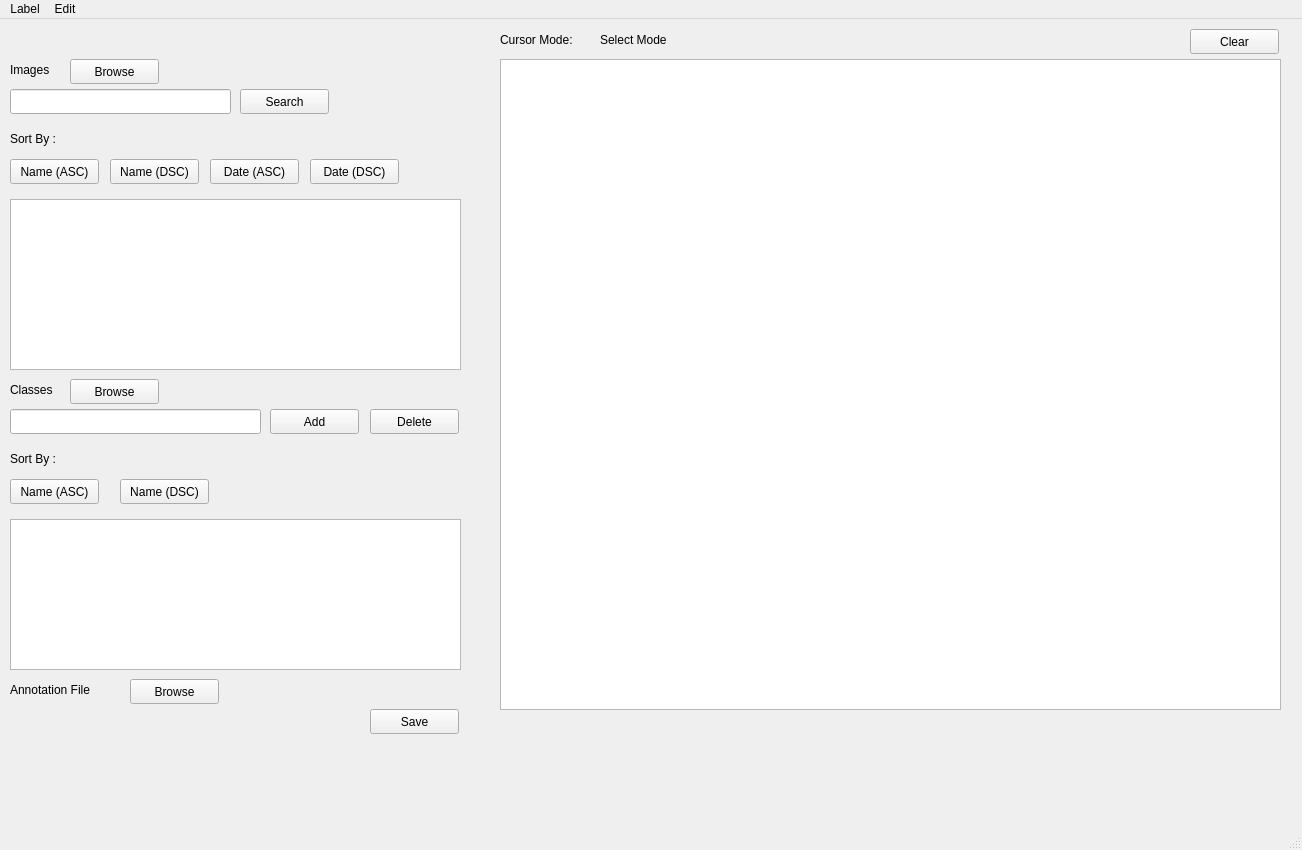
Qt form SRC/labeller.ui (amansahil/Smart-Annotate) before a commit.
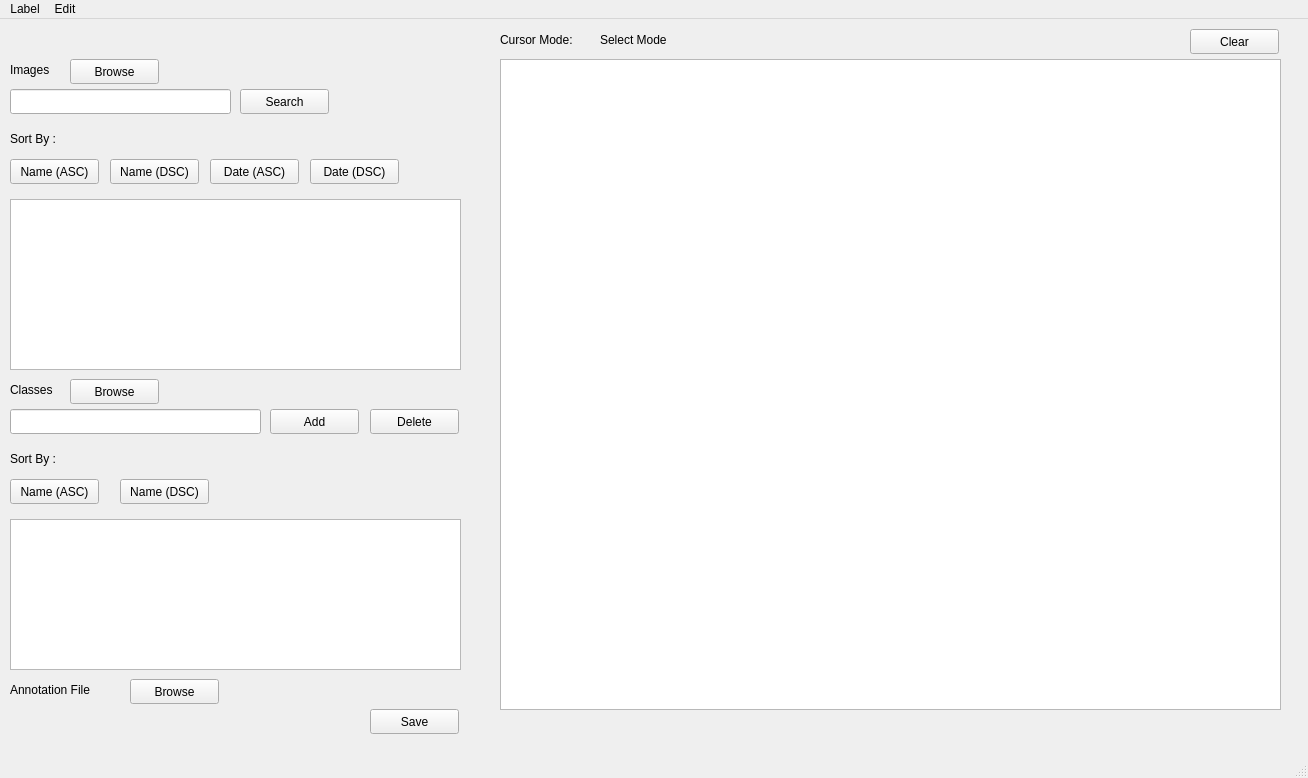
The same form after that commit. Icons and pictures are not drawn.

Diff of the .ui file:
```diff
--- a/SRC/labeller.ui
+++ b/SRC/labeller.ui
@@ -6,8 +6,8 @@
    <rect>
     <x>0</x>
     <y>0</y>
-    <width>1302</width>
-    <height>850</height>
+    <width>1308</width>
+    <height>778</height>
    </rect>
   </property>
   <property name="windowTitle">
@@ -386,7 +386,7 @@
     <rect>
      <x>0</x>
      <y>0</y>
-     <width>1302</width>
+     <width>1308</width>
      <height>22</height>
     </rect>
    </property>
```
